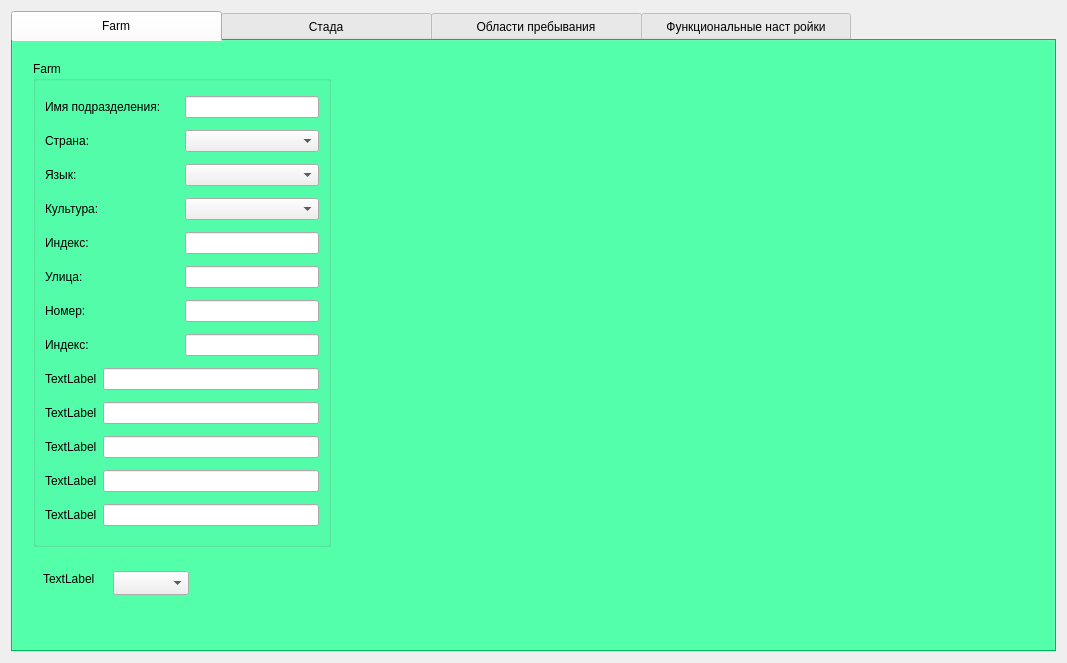
Old version of the form FormsMenu/form_1_1.ui in the repository zanxi/qt_protowebclient.
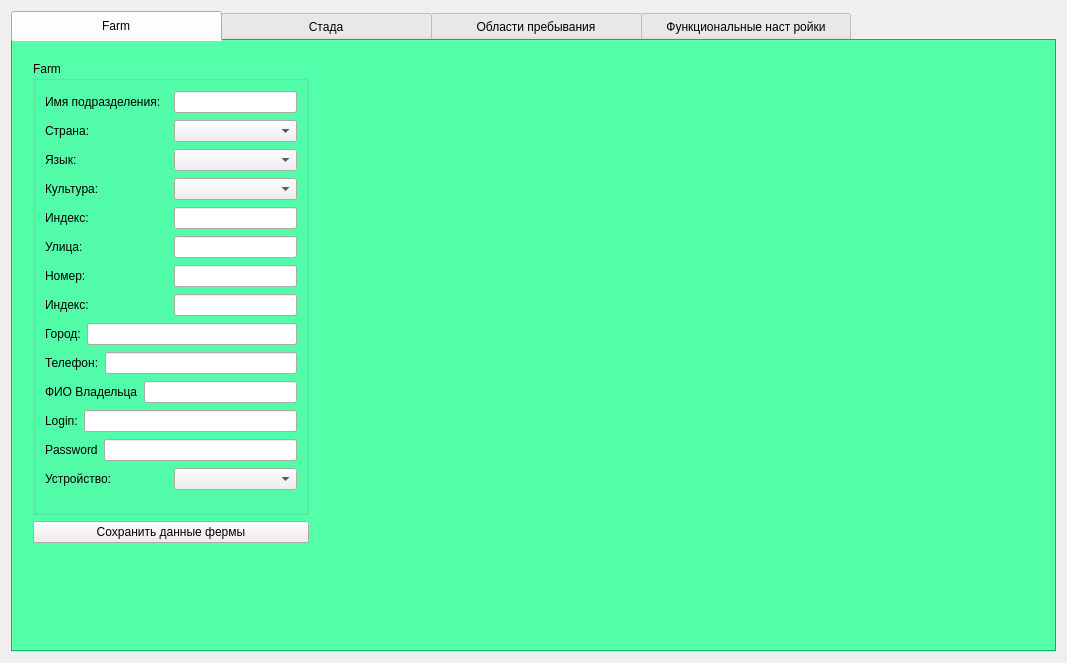
New version of the form.

Patch:
```diff
--- a/FormsMenu/form_1_1.ui
+++ b/FormsMenu/form_1_1.ui
@@ -62,15 +62,18 @@
       <attribute name="title">
        <string>Farm</string>
       </attribute>
-      <widget class="QGroupBox" name="groupBox_2">
+      <widget class="QWidget" name="layoutWidget">
        <property name="geometry">
         <rect>
          <x>20</x>
          <y>20</y>
-         <width>298</width>
-         <height>486</height>
+         <width>276</width>
+         <height>482</height>
         </rect>
        </property>
+       <layout class="QVBoxLayout" name="verticalLayout_2">
+        <item>
+         <widget class="QGroupBox" name="groupBox_2">
        <property name="title">
         <string>Farm</string>
        </property>
@@ -227,7 +230,7 @@
           <item>
            <widget class="QLabel" name="label_7">
             <property name="text">
-             <string>TextLabel</string>
+                <string>Город:</string>
             </property>
            </widget>
           </item>
@@ -241,7 +244,7 @@
           <item>
            <widget class="QLabel" name="label_9">
             <property name="text">
-             <string>TextLabel</string>
+                <string>Телефон:</string>
             </property>
            </widget>
           </item>
@@ -255,7 +258,7 @@
           <item>
            <widget class="QLabel" name="label_10">
             <property name="text">
-             <string>TextLabel</string>
+                <string>ФИО Владельца</string>
             </property>
            </widget>
           </item>
@@ -269,7 +272,7 @@
           <item>
            <widget class="QLabel" name="label_11">
             <property name="text">
-             <string>TextLabel</string>
+                <string>Login:</string>
             </property>
            </widget>
           </item>
@@ -283,7 +286,7 @@
           <item>
            <widget class="QLabel" name="label_12">
             <property name="text">
-             <string>TextLabel</string>
+                <string>Password</string>
             </property>
            </widget>
           </item>
@@ -292,30 +295,31 @@
           </item>
          </layout>
         </item>
-       </layout>
-      </widget>
-      <widget class="QComboBox" name="comboBox">
-       <property name="geometry">
-        <rect>
-         <x>100</x>
-         <y>530</y>
-         <width>76</width>
-         <height>24</height>
-        </rect>
-       </property>
-      </widget>
+           <item>
+            <layout class="QHBoxLayout" name="horizontalLayout_15">
+             <item>
       <widget class="QLabel" name="label_13">
-       <property name="geometry">
-        <rect>
-         <x>30</x>
-         <y>530</y>
-         <width>58</width>
-         <height>16</height>
-        </rect>
-       </property>
+               <property name="text">
+                <string>Устройство:</string>
+               </property>
+              </widget>
+             </item>
+             <item>
+              <widget class="QComboBox" name="comboBox_list_devices"/>
+             </item>
+            </layout>
+           </item>
+          </layout>
+         </widget>
+        </item>
+        <item>
+         <widget class="QPushButton" name="pushButton">
        <property name="text">
-        <string>TextLabel</string>
-       </property>
+           <string>Сохранить данные фермы</string>
+          </property>
+         </widget>
+        </item>
+       </layout>
       </widget>
      </widget>
      <widget class="QWidget" name="tab_2">
```
Left out of the diff: 12 changed lines with no effect on the pictures. Lines whose indentation alone changed are shown as unchanged.
